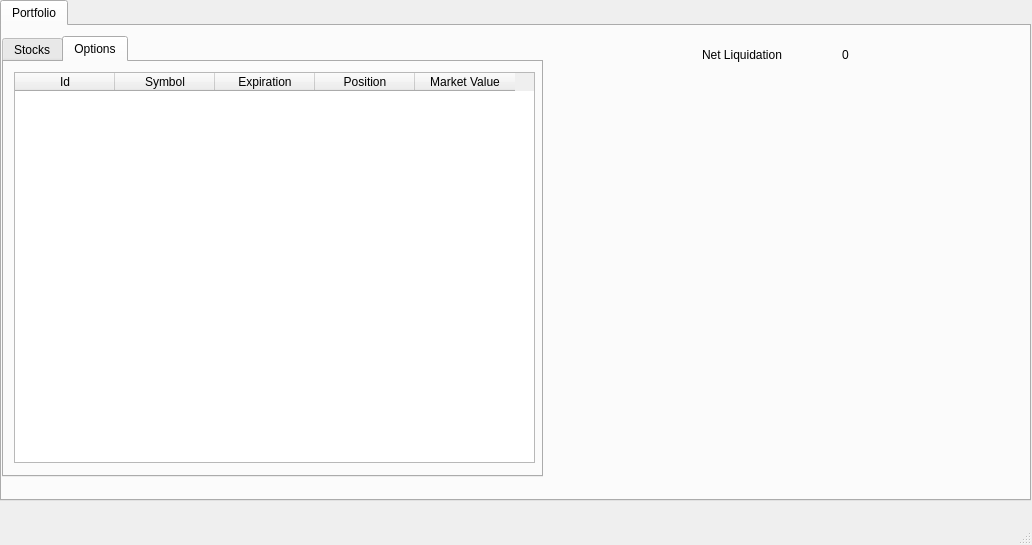
Qt form src/app/mainwindow.ui (kubawoo/cutetrader) before a commit.
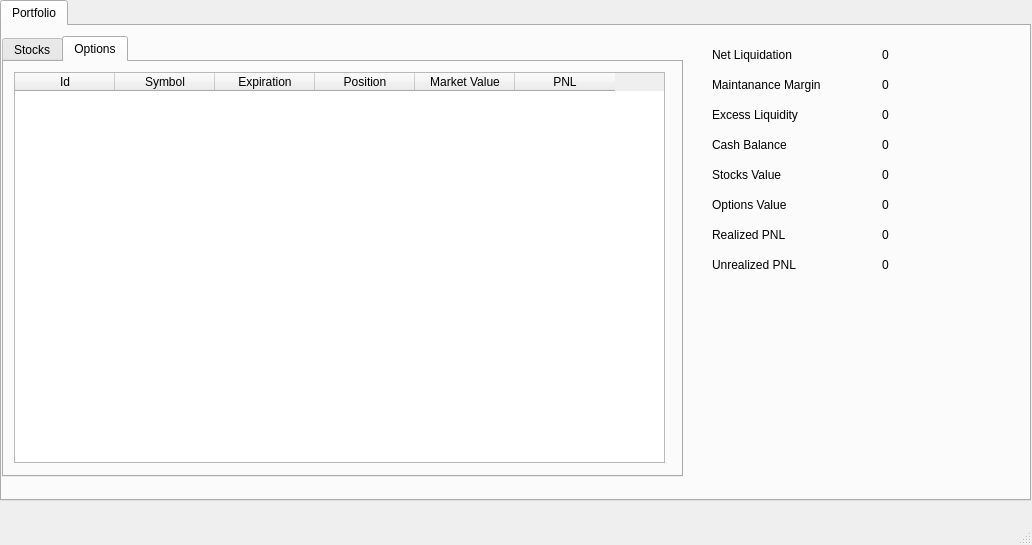
The same form after that commit.

Patch:
```diff
--- a/src/app/mainwindow.ui
+++ b/src/app/mainwindow.ui
@@ -33,7 +33,7 @@
      <widget class="QLabel" name="netLiquidationLabel">
       <property name="geometry">
        <rect>
-        <x>700</x>
+        <x>710</x>
         <y>20</y>
         <width>101</width>
         <height>17</height>
@@ -46,9 +46,9 @@
      <widget class="QLabel" name="netLiquidation">
       <property name="geometry">
        <rect>
-        <x>840</x>
+        <x>880</x>
         <y>20</y>
-        <width>54</width>
+        <width>131</width>
         <height>17</height>
        </rect>
       </property>
@@ -61,7 +61,7 @@
        <rect>
         <x>0</x>
         <y>10</y>
-        <width>541</width>
+        <width>681</width>
         <height>441</height>
        </rect>
       </property>
@@ -124,7 +124,7 @@
          <rect>
           <x>10</x>
           <y>10</y>
-          <width>521</width>
+          <width>651</width>
           <height>391</height>
          </rect>
         </property>
@@ -162,9 +162,196 @@
           <string>Market Value</string>
          </property>
         </column>
+        <column>
+         <property name="text">
+          <string>PNL</string>
+         </property>
+        </column>
        </widget>
       </widget>
      </widget>
+     <widget class="QLabel" name="label_2">
+      <property name="geometry">
+       <rect>
+        <x>710</x>
+        <y>50</y>
+        <width>131</width>
+        <height>17</height>
+       </rect>
+      </property>
+      <property name="text">
+       <string>Maintanance Margin</string>
+      </property>
+     </widget>
+     <widget class="QLabel" name="label_3">
+      <property name="geometry">
+       <rect>
+        <x>710</x>
+        <y>80</y>
+        <width>131</width>
+        <height>17</height>
+       </rect>
+      </property>
+      <property name="text">
+       <string>Excess Liquidity</string>
+      </property>
+     </widget>
+     <widget class="QLabel" name="maintananceMargin">
+      <property name="geometry">
+       <rect>
+        <x>880</x>
+        <y>50</y>
+        <width>131</width>
+        <height>17</height>
+       </rect>
+      </property>
+      <property name="text">
+       <string>0</string>
+      </property>
+     </widget>
+     <widget class="QLabel" name="excessLiquidity">
+      <property name="geometry">
+       <rect>
+        <x>880</x>
+        <y>80</y>
+        <width>121</width>
+        <height>17</height>
+       </rect>
+      </property>
+      <property name="text">
+       <string>0</string>
+      </property>
+     </widget>
+     <widget class="QLabel" name="cashBalance">
+      <property name="geometry">
+       <rect>
+        <x>880</x>
+        <y>110</y>
+        <width>121</width>
+        <height>17</height>
+       </rect>
+      </property>
+      <property name="text">
+       <string>0</string>
+      </property>
+     </widget>
+     <widget class="QLabel" name="label_4">
+      <property name="geometry">
+       <rect>
+        <x>710</x>
+        <y>110</y>
+        <width>131</width>
+        <height>17</height>
+       </rect>
+      </property>
+      <property name="text">
+       <string>Cash Balance</string>
+      </property>
+     </widget>
+     <widget class="QLabel" name="optionsValue">
+      <property name="geometry">
+       <rect>
+        <x>880</x>
+        <y>170</y>
+        <width>131</width>
+        <height>17</height>
+       </rect>
+      </property>
+      <property name="text">
+       <string>0</string>
+      </property>
+     </widget>
+     <widget class="QLabel" name="stocksValue">
+      <property name="geometry">
+       <rect>
+        <x>880</x>
+        <y>140</y>
+        <width>131</width>
+        <height>17</height>
+       </rect>
+      </property>
+      <property name="text">
+       <string>0</string>
+      </property>
+     </widget>
+     <widget class="QLabel" name="label_5">
+      <property name="geometry">
+       <rect>
+        <x>710</x>
+        <y>170</y>
+        <width>131</width>
+        <height>17</height>
+       </rect>
+      </property>
+      <property name="text">
+       <string>Options Value</string>
+      </property>
+     </widget>
+     <widget class="QLabel" name="label_6">
+      <property name="geometry">
+       <rect>
+        <x>710</x>
+        <y>140</y>
+        <width>101</width>
+        <height>17</height>
+       </rect>
+      </property>
+      <property name="text">
+       <string>Stocks Value</string>
+      </property>
+     </widget>
+     <widget class="QLabel" name="label_7">
+      <property name="geometry">
+       <rect>
+        <x>710</x>
+        <y>230</y>
+        <width>131</width>
+        <height>17</height>
+       </rect>
+      </property>
+      <property name="text">
+       <string>Unrealized PNL</string>
+      </property>
+     </widget>
+     <widget class="QLabel" name="unrealizedPNL">
+      <property name="geometry">
+       <rect>
+        <x>880</x>
+        <y>230</y>
+        <width>121</width>
+        <height>17</height>
+       </rect>
+      </property>
+      <property name="text">
+       <string>0</string>
+      </property>
+     </widget>
+     <widget class="QLabel" name="realizedPNL">
+      <property name="geometry">
+       <rect>
+        <x>880</x>
+        <y>200</y>
+        <width>121</width>
+        <height>17</height>
+       </rect>
+      </property>
+      <property name="text">
+       <string>0</string>
+      </property>
+     </widget>
+     <widget class="QLabel" name="label_8">
+      <property name="geometry">
+       <rect>
+        <x>710</x>
+        <y>200</y>
+        <width>131</width>
+        <height>17</height>
+       </rect>
+      </property>
+      <property name="text">
+       <string>Realized PNL</string>
+      </property>
+     </widget>
     </widget>
    </widget>
   </widget>
```
Left out of the diff: 9 changed lines with no effect on the pictures.
